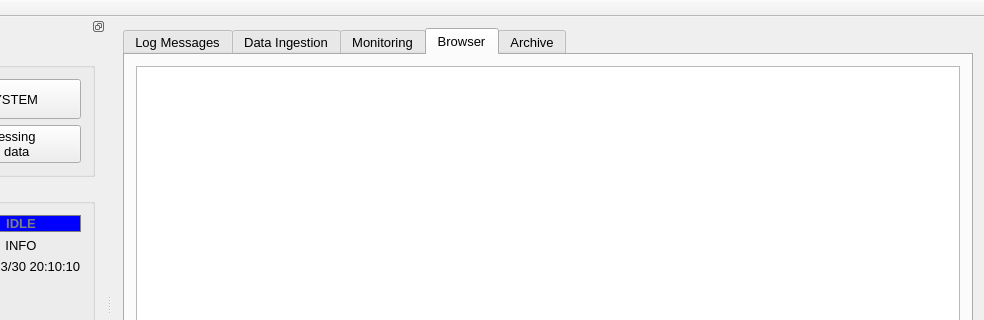
The window that qpfhmi/mainwindow.ui (aardalath/qpf) describes before a commit, drawn with Qt 5; both pictures show x 128 to 1112 and y 0 to 320 of the 1112 by 612 pixel window.
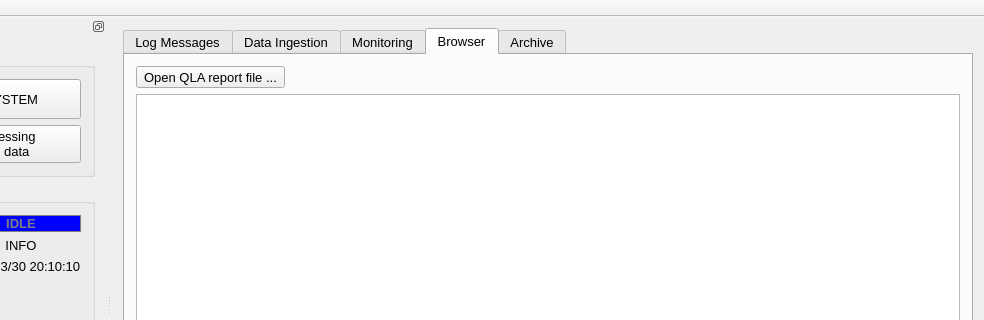
The same window after the commit. The open tabs and pages were chosen to show the change.

Commit message: Summary: Selection and browse of QLA report, and set TestRun product date to current

Patch:
```diff
--- a/qpfhmi/mainwindow.ui
+++ b/qpfhmi/mainwindow.ui
@@ -365,7 +365,25 @@
        </attribute>
        <layout class="QVBoxLayout" name="vlyAgents">
         <item>
-         <widget class="QTableView" name="tblvwBrowser"/>
+         <layout class="QHBoxLayout" name="horizontalLayout_17">
+          <item>
+           <widget class="QToolButton" name="btnSelectQLAReport">
+            <property name="text">
+             <string>Open QLA report file ...</string>
+            </property>
+           </widget>
+          </item>
+          <item>
+           <widget class="QLabel" name="lblQLAReportFileName">
+            <property name="text">
+             <string/>
+            </property>
+           </widget>
+          </item>
+         </layout>
+        </item>
+        <item>
+         <widget class="QPlainTextEdit" name="textBrowser"/>
         </item>
        </layout>
       </widget>
```
Left out of the diff: 8 changed lines with no effect on the pictures. The commit also changes 3 other files.
